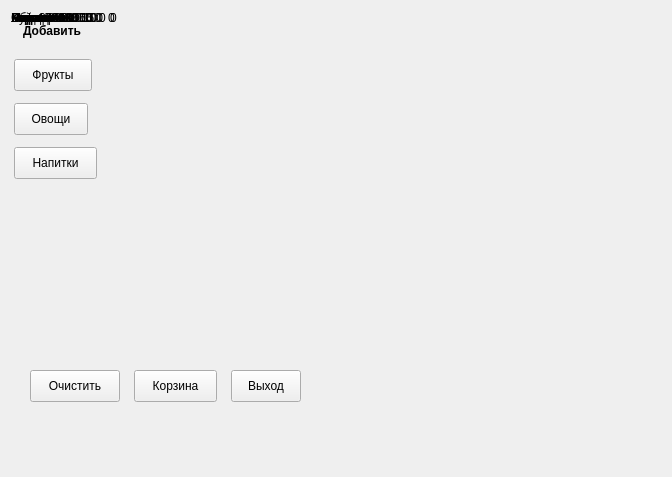
The window that problems/sprint2/grocery/submission/selector.ui (AlinaElay/cpp-qt) describes before a commit, drawn with Qt 5.
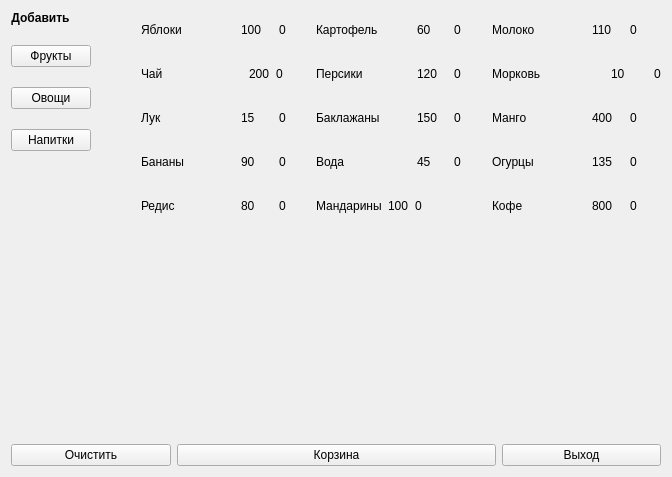
The same window after the commit. Custom widgets are drawn as their Qt base class.

Patch:
```diff
--- a/problems/sprint2/grocery/submission/selector.ui
+++ b/problems/sprint2/grocery/submission/selector.ui
@@ -14,41 +14,19 @@
    <string>Лавка</string>
   </property>
   <widget class="QWidget" name="centralWidget">
-   <widget class="QPushButton" name="pb_drink">
-    <property name="geometry">
-     <rect>
-      <x>14</x>
-      <y>147</y>
-      <width>83</width>
-      <height>32</height>
-     </rect>
-    </property>
-    <property name="text">
-     <string>Напитки</string>
-    </property>
-   </widget>
-   <widget class="QPushButton" name="pb_vegetable">
-    <property name="geometry">
-     <rect>
-      <x>14</x>
-      <y>103</y>
-      <width>74</width>
-      <height>32</height>
-     </rect>
-    </property>
-    <property name="text">
-     <string>Овощи</string>
-    </property>
-   </widget>
+   <layout class="QVBoxLayout" name="verticalLayout_2">
+    <item>
+     <layout class="QHBoxLayout" name="horizontalLayout_2">
+      <property name="spacing">
+       <number>50</number>
+      </property>
+      <item>
+       <layout class="QVBoxLayout" name="verticalLayout">
+        <property name="spacing">
+         <number>20</number>
+        </property>
+        <item>
    <widget class="QLabel" name="label">
-    <property name="geometry">
-     <rect>
-      <x>23</x>
-      <y>23</y>
-      <width>64</width>
-      <height>16</height>
-     </rect>
-    </property>
     <property name="sizePolicy">
      <sizepolicy hsizetype="Maximum" vsizetype="Maximum">
       <horstretch>0</horstretch>
@@ -63,60 +41,124 @@
     <property name="text">
      <string>Добавить</string>
     </property>
-   </widget>
+          <property name="alignment">
+           <set>Qt::AlignmentFlag::AlignCenter</set>
+          </property>
+         </widget>
+        </item>
+        <item>
    <widget class="QPushButton" name="pb_fruit">
-    <property name="geometry">
-     <rect>
-      <x>14</x>
-      <y>59</y>
-      <width>78</width>
-      <height>32</height>
-     </rect>
-    </property>
     <property name="text">
      <string>Фрукты</string>
     </property>
    </widget>
-   <widget class="QPushButton" name="btn_exit">
-    <property name="geometry">
-     <rect>
-      <x>231</x>
-      <y>370</y>
-      <width>70</width>
-      <height>32</height>
-     </rect>
-    </property>
+        </item>
+        <item>
+         <widget class="QPushButton" name="pb_vegetable">
+          <property name="text">
+           <string>Овощи</string>
+          </property>
+         </widget>
+        </item>
+        <item>
+         <widget class="QPushButton" name="pb_drink">
     <property name="text">
-     <string>Выход</string>
-    </property>
-   </widget>
-   <widget class="QPushButton" name="btn_cart">
-    <property name="geometry">
-     <rect>
-      <x>134</x>
-      <y>370</y>
-      <width>83</width>
-      <height>32</height>
-     </rect>
-    </property>
+           <string>Напитки</string>
+          </property>
+         </widget>
+        </item>
+        <item>
+         <spacer name="verticalSpacer">
+          <property name="orientation">
+           <enum>Qt::Orientation::Vertical</enum>
+          </property>
+          <property name="sizeHint" stdset="0">
+           <size>
+            <width>20</width>
+            <height>40</height>
+           </size>
+          </property>
+         </spacer>
+        </item>
+       </layout>
+      </item>
+      <item>
+       <layout class="QGridLayout" name="gridLayout">
+        <item row="0" column="0">
+         <layout class="QHBoxLayout" name="horizontalLayout_3" stretch="3,1,1">
+          <item>
+           <widget class="ClickableLabel" name="lbl_item_1">
+            <property name="sizePolicy">
+             <sizepolicy hsizetype="Preferred" vsizetype="Preferred">
+              <horstretch>0</horstretch>
+              <verstretch>0</verstretch>
+             </sizepolicy>
+            </property>
     <property name="text">
-     <string>Корзина</string>
-    </property>
-   </widget>
-   <widget class="QPushButton" name="btn_clear">
-    <property name="geometry">
-     <rect>
-      <x>30</x>
-      <y>370</y>
-      <width>90</width>
-      <height>32</height>
-     </rect>
-    </property>
+             <string>Яблоки</string>
+            </property>
+           </widget>
+          </item>
+          <item>
+           <widget class="QLabel" name="lbl_cost_1">
+            <property name="text">
+             <string>100</string>
+            </property>
+           </widget>
+          </item>
+          <item>
+           <widget class="QLabel" name="lbl_q_1">
+            <property name="sizePolicy">
+             <sizepolicy hsizetype="Preferred" vsizetype="Preferred">
+              <horstretch>0</horstretch>
+              <verstretch>0</verstretch>
+             </sizepolicy>
+            </property>
     <property name="text">
-     <string>Очистить</string>
-    </property>
-   </widget>
-   <widget class="QWidget" name="">
+             <string>0</string>
+            </property>
+           </widget>
+          </item>
+         </layout>
+        </item>
+        <item row="0" column="1">
+         <layout class="QHBoxLayout" name="horizontalLayout_4" stretch="3,1,1">
+          <item>
+           <widget class="ClickableLabel" name="lbl_item_2">
+            <property name="sizePolicy">
+             <sizepolicy hsizetype="Preferred" vsizetype="Preferred">
+              <horstretch>0</horstretch>
+              <verstretch>0</verstretch>
+             </sizepolicy>
+            </property>
+            <property name="text">
+             <string>Картофель</string>
+            </property>
+           </widget>
+          </item>
+          <item>
+           <widget class="QLabel" name="lbl_cost_2">
+            <property name="text">
+             <string>60</string>
+            </property>
+           </widget>
+          </item>
+          <item>
+           <widget class="QLabel" name="lbl_q_2">
+            <property name="sizePolicy">
+             <sizepolicy hsizetype="Preferred" vsizetype="Preferred">
+              <horstretch>0</horstretch>
+              <verstretch>0</verstretch>
+             </sizepolicy>
+            </property>
+            <property name="text">
+             <string>0</string>
+            </property>
+           </widget>
+          </item>
+         </layout>
+        </item>
+        <item row="0" column="2">
     <layout class="QHBoxLayout" name="horizontalLayout_5" stretch="3,1,1">
      <item>
       <widget class="ClickableLabel" name="lbl_item_3">
@@ -152,8 +194,193 @@
       </widget>
      </item>
     </layout>
-   </widget>
-   <widget class="QWidget" name="">
+        </item>
+        <item row="1" column="0">
+         <layout class="QHBoxLayout" name="horizontalLayout_8" stretch="3,0,1">
+          <item>
+           <widget class="ClickableLabel" name="lbl_item_6">
+            <property name="sizePolicy">
+             <sizepolicy hsizetype="Preferred" vsizetype="Preferred">
+              <horstretch>0</horstretch>
+              <verstretch>0</verstretch>
+             </sizepolicy>
+            </property>
+            <property name="text">
+             <string>Чай</string>
+            </property>
+           </widget>
+          </item>
+          <item>
+           <widget class="QLabel" name="lbl_cost_6">
+            <property name="text">
+             <string>200</string>
+            </property>
+           </widget>
+          </item>
+          <item>
+           <widget class="QLabel" name="lbl_q_6">
+            <property name="sizePolicy">
+             <sizepolicy hsizetype="Preferred" vsizetype="Preferred">
+              <horstretch>0</horstretch>
+              <verstretch>0</verstretch>
+             </sizepolicy>
+            </property>
+            <property name="text">
+             <string>0</string>
+            </property>
+           </widget>
+          </item>
+         </layout>
+        </item>
+        <item row="1" column="1">
+         <layout class="QHBoxLayout" name="horizontalLayout_6" stretch="3,1,1">
+          <item>
+           <widget class="ClickableLabel" name="lbl_item_4">
+            <property name="sizePolicy">
+             <sizepolicy hsizetype="Preferred" vsizetype="Preferred">
+              <horstretch>0</horstretch>
+              <verstretch>0</verstretch>
+             </sizepolicy>
+            </property>
+            <property name="text">
+             <string>Персики</string>
+            </property>
+           </widget>
+          </item>
+          <item>
+           <widget class="QLabel" name="lbl_cost_4">
+            <property name="text">
+             <string>120</string>
+            </property>
+           </widget>
+          </item>
+          <item>
+           <widget class="QLabel" name="lbl_q_4">
+            <property name="sizePolicy">
+             <sizepolicy hsizetype="Preferred" vsizetype="Preferred">
+              <horstretch>0</horstretch>
+              <verstretch>0</verstretch>
+             </sizepolicy>
+            </property>
+            <property name="text">
+             <string>0</string>
+            </property>
+           </widget>
+          </item>
+         </layout>
+        </item>
+        <item row="1" column="2">
+         <layout class="QHBoxLayout" name="horizontalLayout_7" stretch="3,1,0">
+          <item>
+           <widget class="ClickableLabel" name="lbl_item_5">
+            <property name="sizePolicy">
+             <sizepolicy hsizetype="Preferred" vsizetype="Preferred">
+              <horstretch>0</horstretch>
+              <verstretch>0</verstretch>
+             </sizepolicy>
+            </property>
+            <property name="text">
+             <string>Морковь</string>
+            </property>
+           </widget>
+          </item>
+          <item>
+           <widget class="QLabel" name="lbl_cost_5">
+            <property name="text">
+             <string>10</string>
+            </property>
+           </widget>
+          </item>
+          <item>
+           <widget class="QLabel" name="lbl_q_5">
+            <property name="sizePolicy">
+             <sizepolicy hsizetype="Preferred" vsizetype="Preferred">
+              <horstretch>0</horstretch>
+              <verstretch>0</verstretch>
+             </sizepolicy>
+            </property>
+            <property name="text">
+             <string>0</string>
+            </property>
+           </widget>
+          </item>
+         </layout>
+        </item>
+        <item row="2" column="0">
+         <layout class="QHBoxLayout" name="horizontalLayout_11" stretch="3,1,1">
+          <item>
+           <widget class="ClickableLabel" name="lbl_item_9">
+            <property name="sizePolicy">
+             <sizepolicy hsizetype="Preferred" vsizetype="Preferred">
+              <horstretch>0</horstretch>
+              <verstretch>0</verstretch>
+             </sizepolicy>
+            </property>
+            <property name="text">
+             <string>Лук</string>
+            </property>
+           </widget>
+          </item>
+          <item>
+           <widget class="QLabel" name="lbl_cost_9">
+            <property name="text">
+             <string>15</string>
+            </property>
+           </widget>
+          </item>
+          <item>
+           <widget class="QLabel" name="lbl_q_9">
+            <property name="sizePolicy">
+             <sizepolicy hsizetype="Preferred" vsizetype="Preferred">
+              <horstretch>0</horstretch>
+              <verstretch>0</verstretch>
+             </sizepolicy>
+            </property>
+            <property name="text">
+             <string>0</string>
+            </property>
+           </widget>
+          </item>
+         </layout>
+        </item>
+        <item row="2" column="1">
+         <layout class="QHBoxLayout" name="horizontalLayout_9" stretch="3,1,1">
+          <item>
+           <widget class="ClickableLabel" name="lbl_item_7">
+            <property name="sizePolicy">
+             <sizepolicy hsizetype="Preferred" vsizetype="Preferred">
+              <horstretch>0</horstretch>
+              <verstretch>0</verstretch>
+             </sizepolicy>
+            </property>
+            <property name="text">
+             <string>Баклажаны</string>
+            </property>
+           </widget>
+          </item>
+          <item>
+           <widget class="QLabel" name="lbl_cost_7">
+            <property name="text">
+             <string>150</string>
+            </property>
+           </widget>
+          </item>
+          <item>
+           <widget class="QLabel" name="lbl_q_7">
+            <property name="sizePolicy">
+             <sizepolicy hsizetype="Preferred" vsizetype="Preferred">
+              <horstretch>0</horstretch>
+              <verstretch>0</verstretch>
+             </sizepolicy>
+            </property>
+            <property name="text">
+             <string>0</string>
+            </property>
+           </widget>
+          </item>
+         </layout>
+        </item>
+        <item row="2" column="2">
     <layout class="QHBoxLayout" name="horizontalLayout_10" stretch="3,1,1">
      <item>
       <widget class="ClickableLabel" name="lbl_item_8">
@@ -189,45 +416,8 @@
       </widget>
      </item>
     </layout>
-   </widget>
-   <widget class="QWidget" name="">
-    <layout class="QHBoxLayout" name="horizontalLayout_12" stretch="3,1,1">
-     <item>
-      <widget class="ClickableLabel" name="lbl_item_10">
-       <property name="sizePolicy">
-        <sizepolicy hsizetype="Preferred" vsizetype="Preferred">
-         <horstretch>0</horstretch>
-         <verstretch>0</verstretch>
-        </sizepolicy>
-       </property>
-       <property name="text">
-        <string>Вода</string>
-       </property>
-      </widget>
-     </item>
-     <item>
-      <widget class="QLabel" name="lbl_cost_10">
-       <property name="text">
-        <string>45</string>
-       </property>
-      </widget>
-     </item>
-     <item>
-      <widget class="QLabel" name="lbl_q_10">
-       <property name="sizePolicy">
-        <sizepolicy hsizetype="Preferred" vsizetype="Preferred">
-         <horstretch>0</horstretch>
-         <verstretch>0</verstretch>
-        </sizepolicy>
-       </property>
-       <property name="text">
-        <string>0</string>
-       </property>
-      </widget>
-     </item>
-    </layout>
-   </widget>
-   <widget class="QWidget" name="">
+        </item>
+        <item row="3" column="0">
     <layout class="QHBoxLayout" name="horizontalLayout_14" stretch="3,1,1">
      <item>
       <widget class="ClickableLabel" name="lbl_item_12">
@@ -263,31 +453,11 @@
       </widget>
      </item>
     </layout>
-   </widget>
-   <widget class="QWidget" name="">
-    <layout class="QHBoxLayout" name="horizontalLayout_4" stretch="3,1,1">
-     <item>
-      <widget class="ClickableLabel" name="lbl_item_2">
-       <property name="sizePolicy">
-        <sizepolicy hsizetype="Preferred" vsizetype="Preferred">
-         <horstretch>0</horstretch>
-         <verstretch>0</verstretch>
-        </sizepolicy>
-       </property>
-       <property name="text">
-        <string>Картофель</string>
-       </property>
-      </widget>
-     </item>
+        </item>
+        <item row="3" column="1">
+         <layout class="QHBoxLayout" name="horizontalLayout_12" stretch="3,1,1">
      <item>
-      <widget class="QLabel" name="lbl_cost_2">
-       <property name="text">
-        <string>60</string>
-       </property>
-      </widget>
-     </item>
-     <item>
-      <widget class="QLabel" name="lbl_q_2">
+           <widget class="ClickableLabel" name="lbl_item_10">
        <property name="sizePolicy">
         <sizepolicy hsizetype="Preferred" vsizetype="Preferred">
          <horstretch>0</horstretch>
@@ -295,36 +465,19 @@
         </sizepolicy>
        </property>
        <property name="text">
-        <string>0</string>
+             <string>Вода</string>
        </property>
       </widget>
      </item>
-    </layout>
-   </widget>
-   <widget class="QWidget" name="">
-    <layout class="QHBoxLayout" name="horizontalLayout_11" stretch="3,1,1">
      <item>
-      <widget class="ClickableLabel" name="lbl_item_9">
-       <property name="sizePolicy">
-        <sizepolicy hsizetype="Preferred" vsizetype="Preferred">
-         <horstretch>0</horstretch>
-         <verstretch>0</verstretch>
-        </sizepolicy>
-       </property>
+           <widget class="QLabel" name="lbl_cost_10">
        <property name="text">
-        <string>Лук</string>
+             <string>45</string>
        </property>
       </widget>
      </item>
      <item>
-      <widget class="QLabel" name="lbl_cost_9">
-       <property name="text">
-        <string>15</string>
-       </property>
-      </widget>
-     </item>
-     <item>
-      <widget class="QLabel" name="lbl_q_9">
+           <widget class="QLabel" name="lbl_q_10">
        <property name="sizePolicy">
         <sizepolicy hsizetype="Preferred" vsizetype="Preferred">
          <horstretch>0</horstretch>
@@ -337,8 +490,8 @@
       </widget>
      </item>
     </layout>
-   </widget>
-   <widget class="QWidget" name="">
+        </item>
+        <item row="3" column="2">
     <layout class="QHBoxLayout" name="horizontalLayout_13" stretch="3,1,1">
      <item>
       <widget class="ClickableLabel" name="lbl_item_11">
@@ -374,119 +527,8 @@
       </widget>
      </item>
     </layout>
-   </widget>
-   <widget class="QWidget" name="">
-    <layout class="QHBoxLayout" name="horizontalLayout_16" stretch="3,1,1">
-     <item>
-      <widget class="ClickableLabel" name="lbl_item_14">
-       <property name="sizePolicy">
-        <sizepolicy hsizetype="Preferred" vsizetype="Preferred">
-         <horstretch>0</horstretch>
-         <verstretch>0</verstretch>
-        </sizepolicy>
-       </property>
-       <property name="text">
-        <string>Кофе</string>
-       </property>
-      </widget>
-     </item>
-     <item>
-      <widget class="QLabel" name="lbl_cost_14">
-       <property name="text">
-        <string>800</string>
-       </property>
-      </widget>
-     </item>
-     <item>
-      <widget class="QLabel" name="lbl_q_14">
-       <property name="sizePolicy">
-        <sizepolicy hsizetype="Preferred" vsizetype="Preferred">
-         <horstretch>0</horstretch>
-         <verstretch>0</verstretch>
-        </sizepolicy>
-       </property>
-       <property name="text">
-        <string>0</string>
-       </property>
-      </widget>
-     </item>
-    </layout>
-   </widget>
-   <widget class="QWidget" name="">
-    <layout class="QHBoxLayout" name="horizontalLayout_6" stretch="3,1,1">
-     <item>
-      <widget class="ClickableLabel" name="lbl_item_4">
-       <property name="sizePolicy">
-        <sizepolicy hsizetype="Preferred" vsizetype="Preferred">
-         <horstretch>0</horstretch>
-         <verstretch>0</verstretch>
-        </sizepolicy>
-       </property>
-       <property name="text">
-        <string>Персики</string>
-       </property>
-      </widget>
-     </item>
-     <item>
-      <widget class="QLabel" name="lbl_cost_4">
-       <property name="text">
-        <string>120</string>
-       </property>
-      </widget>
-     </item>
-     <item>
-      <widget class="QLabel" name="lbl_q_4">
-       <property name="sizePolicy">
-        <sizepolicy hsizetype="Preferred" vsizetype="Preferred">
-         <horstretch>0</horstretch>
-         <verstretch>0</verstretch>
-        </sizepolicy>
-       </property>
-       <property name="text">
-        <string>0</string>
-       </property>
-      </widget>
-     </item>
-    </layout>
-   </widget>
-   <widget class="QWidget" name="">
-    <layout class="QHBoxLayout" name="horizontalLayout_8" stretch="3,1,1">
-     <item>
-      <widget class="ClickableLabel" name="lbl_item_6">
-       <property name="sizePolicy">
-        <sizepolicy hsizetype="Preferred" vsizetype="Preferred">
-         <horstretch>0</horstretch>
-         <verstretch>0</verstretch>
-        </sizepolicy>
-       </property>
-       <property name="text">
-        <string>Чай</string>
-       </property>
-      </widget>
-     </item>
-     <item>
-      <widget class="QLabel" name="lbl_cost_6">
-       <property name="text">
-        <string>200</string>
-       </property>
-      </widget>
-     </item>
-     <item>
-      <widget class="QLabel" name="lbl_q_6">
-       <property name="sizePolicy">
-        <sizepolicy hsizetype="Preferred" vsizetype="Preferred">
-         <horstretch>0</horstretch>
-         <verstretch>0</verstretch>
-        </sizepolicy>
-       </property>
-       <property name="text">
-        <string>0</string>
-       </property>
-      </widget>
-     </item>
-    </layout>
-   </widget>
-   <widget class="QWidget" name="">
+        </item>
+        <item row="4" column="0">
     <layout class="QHBoxLayout" name="horizontalLayout_17" stretch="3,1,1">
      <item>
       <widget class="ClickableLabel" name="lbl_item_15">
@@ -522,120 +564,9 @@
       </widget>
      </item>
     </layout>
-   </widget>
-   <widget class="QWidget" name="">
-    <layout class="QHBoxLayout" name="horizontalLayout_3" stretch="3,1,1">
-     <item>
-      <widget class="ClickableLabel" name="lbl_item_1">
-       <property name="sizePolicy">
-        <sizepolicy hsizetype="Preferred" vsizetype="Preferred">
-         <horstretch>0</horstretch>
-         <verstretch>0</verstretch>
-        </sizepolicy>
-       </property>
-       <property name="text">
-        <string>Яблоки</string>
-       </property>
-      </widget>
-     </item>
-     <item>
-      <widget class="QLabel" name="lbl_cost_1">
-       <property name="text">
-        <string>100</string>
-       </property>
-      </widget>
-     </item>
-     <item>
-      <widget class="QLabel" name="lbl_q_1">
-       <property name="sizePolicy">
-        <sizepolicy hsizetype="Preferred" vsizetype="Preferred">
-         <horstretch>0</horstretch>
-         <verstretch>0</verstretch>
-        </sizepolicy>
-       </property>
-       <property name="text">
-        <string>0</string>
-       </property>
-      </widget>
-     </item>
-    </layout>
-   </widget>
-   <widget class="QWidget" name="">
-    <layout class="QHBoxLayout" name="horizontalLayout_9" stretch="3,1,1">
-     <item>
-      <widget class="ClickableLabel" name="lbl_item_7">
-       <property name="sizePolicy">
-        <sizepolicy hsizetype="Preferred" vsizetype="Preferred">
-         <horstretch>0</horstretch>
-         <verstretch>0</verstretch>
-        </sizepolicy>
-       </property>
-       <property name="text">
-        <string>Баклажаны</string>
-       </property>
-      </widget>
-     </item>
-     <item>
-      <widget class="QLabel" name="lbl_cost_7">
-       <property name="text">
-        <string>150</string>
-       </property>
-      </widget>
-     </item>
-     <item>
-      <widget class="QLabel" name="lbl_q_7">
-       <property name="sizePolicy">
-        <sizepolicy hsizetype="Preferred" vsizetype="Preferred">
-         <horstretch>0</horstretch>
-         <verstretch>0</verstretch>
-        </sizepolicy>
-       </property>
-       <property name="text">
-        <string>0</string>
-       </property>
-      </widget>
-     </item>
-    </layout>
-   </widget>
-   <widget class="QWidget" name="">
-    <layout class="QHBoxLayout" name="horizontalLayout_7" stretch="3,1,1">
-     <item>
-      <widget class="ClickableLabel" name="lbl_item_5">
-       <property name="sizePolicy">
-        <sizepolicy hsizetype="Preferred" vsizetype="Preferred">
-         <horstretch>0</horstretch>
-         <verstretch>0</verstretch>
-        </sizepolicy>
-       </property>
-       <property name="text">
-        <string>Морковь</string>
-       </property>
-      </widget>
-     </item>
-     <item>
-      <widget class="QLabel" name="lbl_cost_5">
-       <property name="text">
-        <string>10</string>
-       </property>
-      </widget>
-     </item>
-     <item>
-      <widget class="QLabel" name="lbl_q_5">
-       <property name="sizePolicy">
-        <sizepolicy hsizetype="Preferred" vsizetype="Preferred">
-         <horstretch>0</horstretch>
-         <verstretch>0</verstretch>
-        </sizepolicy>
-       </property>
-       <property name="text">
-        <string>0</string>
-       </property>
-      </widget>
-     </item>
-    </layout>
-   </widget>
-   <widget class="QWidget" name="">
-    <layout class="QHBoxLayout" name="horizontalLayout_15" stretch="3,1,1">
+        </item>
+        <item row="4" column="1">
+         <layout class="QHBoxLayout" name="horizontalLayout_15" stretch="0,0,1">
      <item>
       <widget class="ClickableLabel" name="lbl_item_13">
        <property name="sizePolicy">
@@ -670,7 +601,87 @@
       </widget>
      </item>
     </layout>
-   </widget>
+        </item>
+        <item row="4" column="2">
+         <layout class="QHBoxLayout" name="horizontalLayout_16" stretch="3,1,1">
+          <item>
+           <widget class="ClickableLabel" name="lbl_item_14">
+            <property name="sizePolicy">
+             <sizepolicy hsizetype="Preferred" vsizetype="Preferred">
+              <horstretch>0</horstretch>
+              <verstretch>0</verstretch>
+             </sizepolicy>
+            </property>
+            <property name="text">
+             <string>Кофе</string>
+            </property>
+           </widget>
+          </item>
+          <item>
+           <widget class="QLabel" name="lbl_cost_14">
+            <property name="text">
+             <string>800</string>
+            </property>
+           </widget>
+          </item>
+          <item>
+           <widget class="QLabel" name="lbl_q_14">
+            <property name="sizePolicy">
+             <sizepolicy hsizetype="Preferred" vsizetype="Preferred">
+              <horstretch>0</horstretch>
+              <verstretch>0</verstretch>
+             </sizepolicy>
+            </property>
+            <property name="text">
+             <string>0</string>
+            </property>
+           </widget>
+          </item>
+         </layout>
+        </item>
+       </layout>
+      </item>
+     </layout>
+    </item>
+    <item>
+     <spacer name="verticalSpacer_2">
+      <property name="orientation">
+       <enum>Qt::Orientation::Vertical</enum>
+      </property>
+      <property name="sizeHint" stdset="0">
+       <size>
+        <width>20</width>
+        <height>40</height>
+       </size>
+      </property>
+     </spacer>
+    </item>
+    <item>
+     <layout class="QHBoxLayout" name="horizontalLayout" stretch="1,2,1">
+      <item>
+       <widget class="QPushButton" name="btn_clear">
+        <property name="text">
+         <string>Очистить</string>
+        </property>
+       </widget>
+      </item>
+      <item>
+       <widget class="QPushButton" name="btn_cart">
+        <property name="text">
+         <string>Корзина</string>
+        </property>
+       </widget>
+      </item>
+      <item>
+       <widget class="QPushButton" name="btn_exit">
+        <property name="text">
+         <string>Выход</string>
+        </property>
+       </widget>
+      </item>
+     </layout>
+    </item>
+   </layout>
   </widget>
  </widget>
  <layoutdefault spacing="6" margin="11"/>
```
Lines whose indentation alone changed are shown as unchanged.
